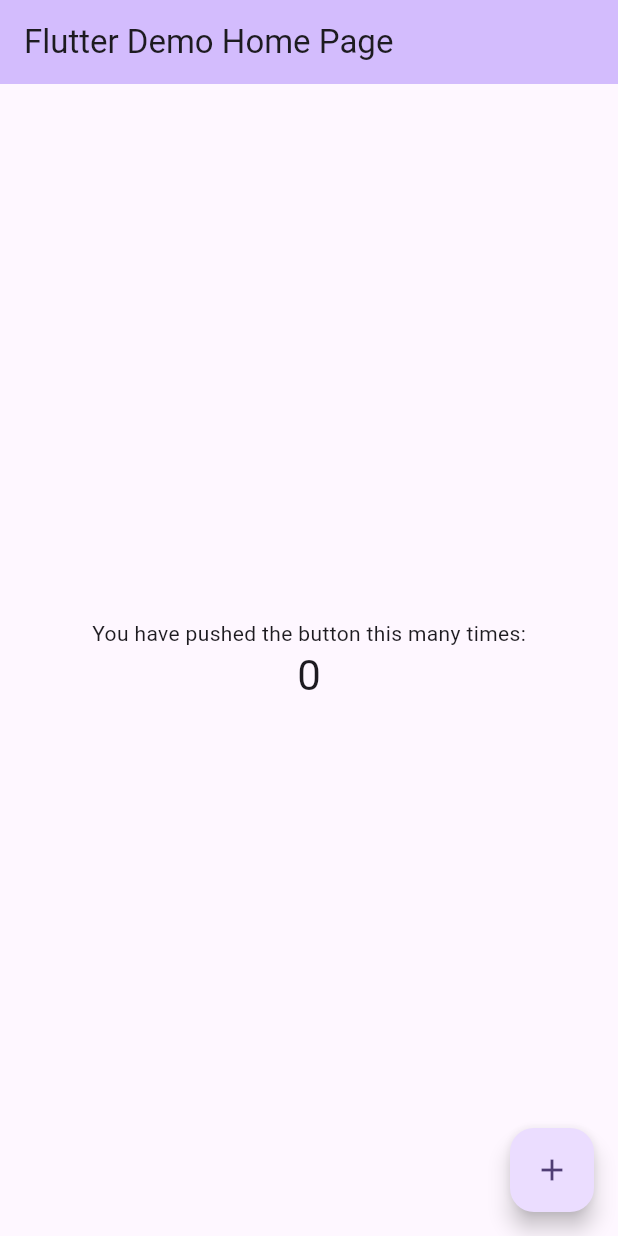
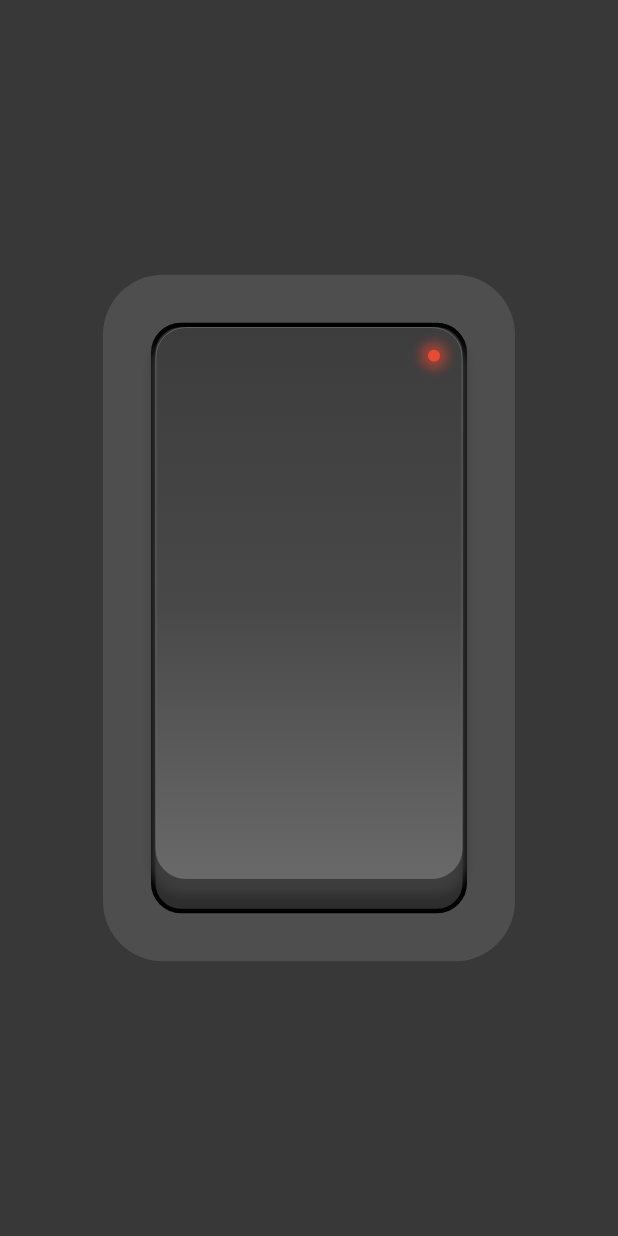
Before and after one commit to FluttX/shadow_switch, a Flutter app: the screen it shows after launch, on a phone screen of 412 x 824 dp. Run offline on Flutter 3.47's test engine with Material 3 defaults, Android fonts, the phone set to English and light mode, and no system bars; our stand-ins replace audioplayers.

Commit message:
ShadowSwitch: Button Design Complete | Sound Added |

```diff
--- /dev/null
+++ b/lib/core/constants/app_colors.dart
@@ -0,0 +1,25 @@
+import 'package:flutter/material.dart';
+
+class AppColors {
+  /// GRADIANT COLORS
+  static const gradientColor = [
+    Color(0xFF696969),
+    Color(0xFF484848),
+    Color(0xFF3D3D3D)
+  ];
+
+  /// BACKGROUND COLORS
+  static const Color primaryBackground = Color(0XFF383838);
+
+  /// BACKGROUND CONTAINER COLORS
+  static const Color darkGreyContainer = Color(0XFF4E4E4E);
+  static const Color darkContainer = Color(0XFF2D2D2D);
+
+  /// NATURAL COLORS
+  static const Color red = Color(0xFFE84A36);
+  static const Color green = Color(0xFF36EA69);
+
+  /// SHADOW COLORS
+  static const Color lightShadow = Color(0XFF43A45D);
+  static const Color darkShadow = Color(0XFF9B4236);
+}
--- /dev/null
+++ b/lib/core/constants/app_device_utility.dart
@@ -0,0 +1,11 @@
+import 'package:flutter/material.dart';
+
+class AppDeviceUtils {
+  static double getScreenHeight(BuildContext context) {
+    return MediaQuery.of(context).size.height;
+  }
+
+  static double getScreenWidth(BuildContext context) {
+    return MediaQuery.of(context).size.width;
+  }
+}
--- /dev/null
+++ b/lib/core/constants/app_sizes.dart
@@ -0,0 +1,15 @@
+class AppSizes {
+  /// PADDING AND MARGIN SIZES
+  static const double xs = 4.0;
+  static const double sm = 8.0;
+  static const double md = 16.0;
+  static const double lg = 24.0;
+  static const double xl = 32.0;
+
+  /// BOARDER RADIUS
+  static const double borderRadiusXs = 4.0;
+  static const double borderRadiusSm = 8.0;
+  static const double borderRadiusMd = 12.0;
+  static const double borderRadiusLg = 20.0;
+  static const double borderRadiusXl = 40.0;
+}
--- /dev/null
+++ b/lib/core/core.dart
@@ -0,0 +1,3 @@
+export 'constants/app_colors.dart';
+export 'constants/app_device_utility.dart';
+export 'constants/app_sizes.dart';
--- /dev/null
+++ b/lib/features/switch/state/switch_state.dart
@@ -0,0 +1,14 @@
+import 'package:audioplayers/audioplayers.dart';
+import 'package:flutter/cupertino.dart';
+
+ValueNotifier<bool> isLightOn = ValueNotifier(false);
+
+class SwitchState {
+  static Future<void> onTapSwitch() async {
+    isLightOn.value = !isLightOn.value;
+
+    /// PLAY CLICK SOUND
+    final player = AudioPlayer();
+    await player.play(AssetSource('/audio/button_click.mp3'));
+  }
+}
--- /dev/null
+++ b/lib/features/switch/switch.dart
@@ -0,0 +1,4 @@
+export 'state/switch_state.dart';
+export 'ui/switch_screen.dart';
+export 'widgets/switch_button_container.dart';
+export 'widgets/switch_light_indicator.dart';
--- /dev/null
+++ b/lib/features/switch/ui/switch_screen.dart
@@ -0,0 +1,39 @@
+import 'package:flutter/material.dart';
+import 'package:shadow_switch/core/core.dart';
+import 'package:shadow_switch/features/switch/switch.dart';
+
+class SwitchScreen extends StatelessWidget {
+  const SwitchScreen({super.key});
+
+  @override
+  Widget build(BuildContext context) {
+    return Scaffold(
+      backgroundColor: AppColors.primaryBackground,
+      body: Center(
+        child: Container(
+          margin: const EdgeInsets.all(AppSizes.lg),
+          height: AppDeviceUtils.getScreenHeight(context) / 1.8,
+          width: AppDeviceUtils.getScreenWidth(context) / 1.5,
+          decoration: BoxDecoration(
+            borderRadius: BorderRadius.circular(AppSizes.borderRadiusXl),
+            color: AppColors.darkGreyContainer,
+          ),
+          child: Container(
+            margin: const EdgeInsets.all(AppSizes.xl),
+            decoration: BoxDecoration(
+              border: Border.all(color: Colors.black, width: 3),
+              borderRadius: BorderRadius.circular(AppSizes.borderRadiusLg),
+              color: AppColors.darkContainer,
+            ),
+            child: const Stack(
+              children: [
+                SwitchButtonContainerWidget(),
+                SwitchLightIndicatorWidget(),
+              ],
+            ),
+          ),
+        ),
+      ),
+    );
+  }
+}
--- /dev/null
+++ b/lib/features/switch/widgets/switch_button_container.dart
@@ -0,0 +1,56 @@
+import 'package:flutter/material.dart';
+import 'package:shadow_switch/core/core.dart';
+import 'package:shadow_switch/features/switch/switch.dart';
+
+class SwitchButtonContainerWidget extends StatelessWidget {
+  const SwitchButtonContainerWidget({super.key});
+
+  @override
+  Widget build(BuildContext context) {
+    return GestureDetector(
+      onTap: () {
+        SwitchState.onTapSwitch();
+      },
+      child: ValueListenableBuilder<bool>(
+        valueListenable: isLightOn,
+        builder: (context, value, child) {
+          return AnimatedContainer(
+            duration: const Duration(microseconds: 200),
+            margin: value
+                ? const EdgeInsets.only(
+                    top: AppSizes.borderRadiusLg,
+                  )
+                : const EdgeInsets.only(
+                    bottom: AppSizes.borderRadiusLg,
+                  ),
+            decoration: BoxDecoration(
+              border: Border.all(
+                color: const Color(0xFF6F6F6F),
+                width: 0.5,
+              ),
+              borderRadius: BorderRadius.circular(
+                AppSizes.borderRadiusLg,
+              ),
+              gradient: LinearGradient(
+                begin: Alignment.topCenter,
+                end: Alignment.bottomCenter,
+                colors: value
+                    ? AppColors.gradientColor
+                    : AppColors.gradientColor.reversed.toList(),
+                stops: const [0, 0.5, 1.0],
+              ),
+              boxShadow: [
+                BoxShadow(
+                  color: const Color(0xFF3D3D3D),
+                  offset: Offset(0, value ? -8 : 8),
+                  blurRadius: 5,
+                  spreadRadius: 2,
+                ),
+              ],
+            ),
+          );
+        },
+      ),
+    );
+  }
+}
--- /dev/null
+++ b/lib/features/switch/widgets/switch_light_indicator.dart
@@ -0,0 +1,37 @@
+import 'package:flutter/cupertino.dart';
+import 'package:shadow_switch/core/core.dart';
+import 'package:shadow_switch/features/switch/switch.dart';
+
+class SwitchLightIndicatorWidget extends StatelessWidget {
+  const SwitchLightIndicatorWidget({super.key});
+
+  @override
+  Widget build(BuildContext context) {
+    return ValueListenableBuilder<bool>(
+      valueListenable: isLightOn,
+      builder: (context, value, child) {
+        return AnimatedPositioned(
+          duration: const Duration(milliseconds: 200),
+          right: 15,
+          top: value ? 35 : 15,
+          child: Container(
+            height: 8,
+            width: 8,
+            decoration: BoxDecoration(
+              shape: BoxShape.circle,
+              color: value ? AppColors.green : AppColors.red,
+              boxShadow: [
+                BoxShadow(
+                  color: value ? AppColors.lightShadow : AppColors.darkShadow,
+                  offset: const Offset(0, 0),
+                  blurRadius: 5,
+                  spreadRadius: 5,
+                ),
+              ],
+            ),
+          ),
+        );
+      },
+    );
+  }
+}
--- a/lib/main.dart
+++ b/lib/main.dart
@@ -1,4 +1,5 @@
 import 'package:flutter/material.dart';
+import 'package:shadow_switch/features/switch/ui/switch_screen.dart';
 
 void main() {
   runApp(const MyApp());
@@ -7,119 +8,14 @@
 class MyApp extends StatelessWidget {
   const MyApp({super.key});
 
-  // This widget is the root of your application.
   @override
   Widget build(BuildContext context) {
     return MaterialApp(
-      title: 'Flutter Demo',
-      theme: ThemeData(
-        // This is the theme of your application.
-        //
-        // TRY THIS: Try running your application with "flutter run". You'll see
-        // the application has a purple toolbar. Then, without quitting the app,
-        // try changing the seedColor in the colorScheme below to Colors.green
-        // and then invoke "hot reload" (save your changes or press the "hot
-        // reload" button in a Flutter-supported IDE, or press "r" if you used
-        // the command line to start the app).
-        //
-        // Notice that the counter didn't reset back to zero; the application
-        // state is not lost during the reload. To reset the state, use hot
-        // restart instead.
-        //
-        // This works for code too, not just values: Most code changes can be
-        // tested with just a hot reload.
-        colorScheme: ColorScheme.fromSeed(seedColor: Colors.deepPurple),
-        useMaterial3: true,
-      ),
-      home: const MyHomePage(title: 'Flutter Demo Home Page'),
+      title: 'ShadowSwitch',
+      debugShowCheckedModeBanner: false,
+      themeMode: ThemeMode.dark,
+      theme: ThemeData.dark(),
+      home: const SwitchScreen(),
     );
   }
 }
-
-class MyHomePage extends StatefulWidget {
-  const MyHomePage({super.key, required this.title});
-
-  // This widget is the home page of your application. It is stateful, meaning
-  // that it has a State object (defined below) that contains fields that affect
-  // how it looks.
-
-  // This class is the configuration for the state. It holds the values (in this
-  // case the title) provided by the parent (in this case the App widget) and
-  // used by the build method of the State. Fields in a Widget subclass are
-  // always marked "final".
-
-  final String title;
-
-  @override
-  State<MyHomePage> createState() => _MyHomePageState();
-}
-
-class _MyHomePageState extends State<MyHomePage> {
-  int _counter = 0;
-
-  void _incrementCounter() {
-    setState(() {
-      // This call to setState tells the Flutter framework that something has
-      // changed in this State, which causes it to rerun the build method below
-      // so that the display can reflect the updated values. If we changed
-      // _counter without calling setState(), then the build method would not be
-      // called again, and so nothing would appear to happen.
-      _counter++;
-    });
-  }
-
-  @override
-  Widget build(BuildContext context) {
-    // This method is rerun every time setState is called, for instance as done
-    // by the _incrementCounter method above.
-    //
-    // The Flutter framework has been optimized to make rerunning build methods
-    // fast, so that you can just rebuild anything that needs updating rather
-    // than having to individually change instances of widgets.
-    return Scaffold(
-      appBar: AppBar(
-        // TRY THIS: Try changing the color here to a specific color (to
-        // Colors.amber, perhaps?) and trigger a hot reload to see the AppBar
-        // change color while the other colors stay the same.
-        backgroundColor: Theme.of(context).colorScheme.inversePrimary,
-        // Here we take the value from the MyHomePage object that was created by
-        // the App.build method, and use it to set our appbar title.
-        title: Text(widget.title),
-      ),
-      body: Center(
-        // Center is a layout widget. It takes a single child and positions it
-        // in the middle of the parent.
-        child: Column(
-          // Column is also a layout widget. It takes a list of children and
-          // arranges them vertically. By default, it sizes itself to fit its
-          // children horizontally, and tries to be as tall as its parent.
-          //
-          // Column has various properties to control how it sizes itself and
-          // how it positions its children. Here we use mainAxisAlignment to
-          // center the children vertically; the main axis here is the vertical
-          // axis because Columns are vertical (the cross axis would be
-          // horizontal).
-          //
-          // TRY THIS: Invoke "debug painting" (choose the "Toggle Debug Paint"
-          // action in the IDE, or press "p" in the console), to see the
-          // wireframe for each widget.
-          mainAxisAlignment: MainAxisAlignment.center,
-          children: <Widget>[
-            const Text(
-              'You have pushed the button this many times:',
-            ),
-            Text(
-              '$_counter',
-              style: Theme.of(context).textTheme.headlineMedium,
-            ),
-          ],
-        ),
-      ),
-      floatingActionButton: FloatingActionButton(
-        onPressed: _incrementCounter,
-        tooltip: 'Increment',
-        child: const Icon(Icons.add),
-      ), // This trailing comma makes auto-formatting nicer for build methods.
-    );
-  }
-}
--- a/pubspec.yaml
+++ b/pubspec.yaml
@@ -35,6 +35,7 @@ dependencies:
   # The following adds the Cupertino Icons font to your application.
   # Use with the CupertinoIcons class for iOS style icons.
   cupertino_icons: ^1.0.6
+  audioplayers: ^6.0.0
 
 dev_dependencies:
   flutter_test:
@@ -59,8 +60,8 @@ flutter:
   uses-material-design: true
 
   # To add assets to your application, add an assets section, like this:
-  # assets:
-  #   - images/a_dot_burr.jpeg
+  assets:
+    - assets/audio/button_click.mp3
   #   - images/a_dot_ham.jpeg
 
   # An image asset can refer to one or more resolution-specific "variants", see
```
Also changed, not shown: pubspec.lock, 12 other files.
